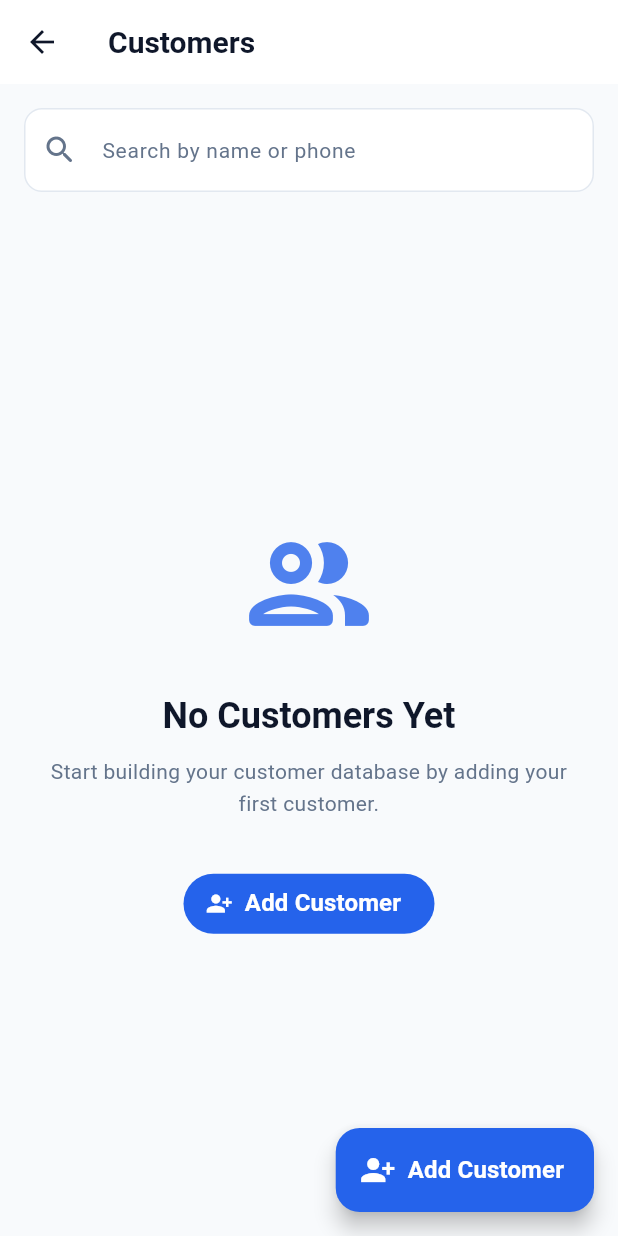
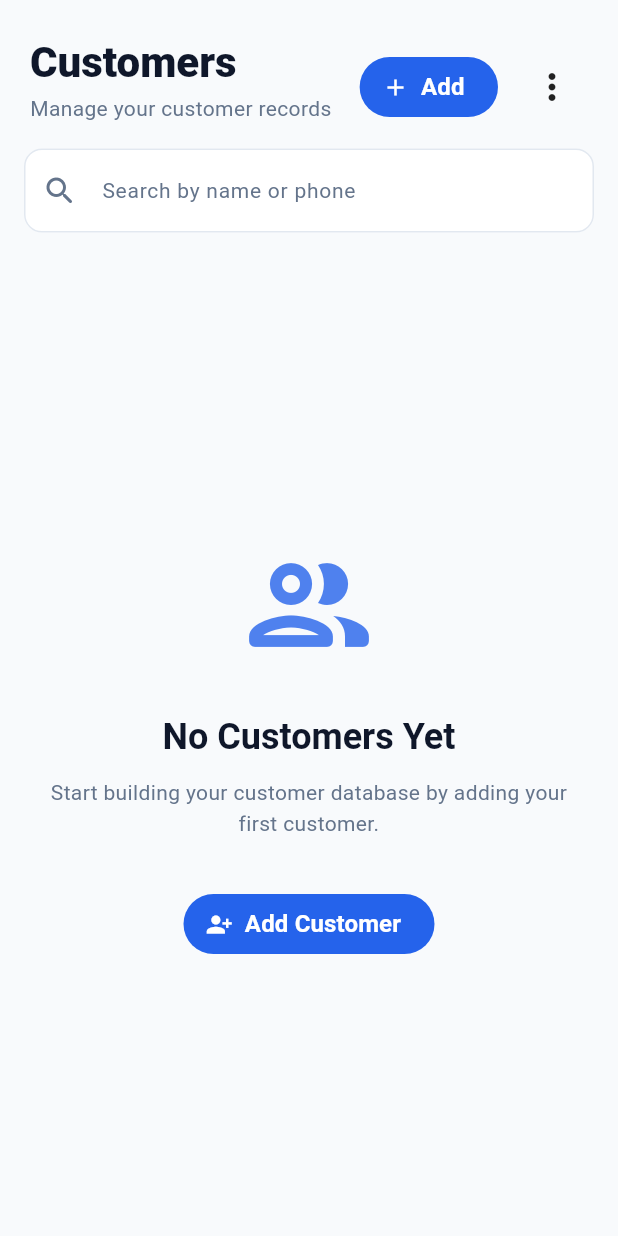
Before and after one commit to Rajeshwer-Sahani/storemate, a Flutter app: the CustomersScreen screen opened directly, on a phone screen of 412 x 824 dp. Run offline on Flutter 3.47's test engine with Material 3 defaults, Android fonts, the phone set to English and light mode, and no system bars; our stand-ins replace supabase_flutter; accounts and stored records are empty.

Commit message:
redesign customers screen with reusable module header

```diff
--- /dev/null
+++ b/lib/core/widgets/app_module_header.dart
@@ -0,0 +1,77 @@
+import 'package:flutter/material.dart';
+
+class AppModuleHeader extends StatelessWidget {
+  const AppModuleHeader({
+    super.key,
+    required this.title,
+    required this.subtitle,
+    this.actionButton,
+    this.menuButton,
+    this.padding,
+  });
+
+  final String title;
+  final String subtitle;
+
+  /// Usually a FilledButton, FilledButton.icon, etc.
+  final Widget? actionButton;
+
+  /// Usually a PopupMenuButton.
+  final Widget? menuButton;
+
+  final EdgeInsetsGeometry? padding;
+
+  @override
+  Widget build(BuildContext context) {
+    final theme = Theme.of(context);
+
+    return Padding(
+      padding: padding ?? const EdgeInsets.fromLTRB(20, 24, 20, 16),
+      child: Row(
+        crossAxisAlignment: CrossAxisAlignment.start,
+        children: [
+          Expanded(
+            child: Column(
+              crossAxisAlignment: CrossAxisAlignment.start,
+              children: [
+                Text(
+                  title,
+                  style: theme.textTheme.headlineMedium?.copyWith(
+                    fontWeight: FontWeight.w800,
+                  ),
+                ),
+
+                const SizedBox(height: 3),
+
+                Text(
+                  subtitle,
+                  maxLines: 2,
+                  overflow: TextOverflow.ellipsis,
+                  style: theme.textTheme.bodyMedium?.copyWith(
+                    color: theme.colorScheme.onSurfaceVariant,
+                  ),
+                ),
+              ],
+            ),
+          ),
+
+          if (actionButton != null || menuButton != null)
+            Padding(
+              padding: const EdgeInsets.only(top: 10),
+              child: Row(
+                mainAxisSize: MainAxisSize.min,
+                children: [
+                  if (actionButton != null) actionButton!,
+
+                  if (menuButton != null) ...[
+                    const SizedBox(width: 12),
+                    menuButton!,
+                  ],
+                ],
+              ),
+            ),
+        ],
+      ),
+    );
+  }
+}
--- a/lib/features/customers/presentation/screens/customers_screen.dart
+++ b/lib/features/customers/presentation/screens/customers_screen.dart
@@ -1,4 +1,5 @@
 import 'package:flutter/material.dart';
+import 'package:storemate/core/widgets/app_module_header.dart';
 
 import '../../data/models/customer_model.dart';
 import '../../data/services/customer_service.dart';
@@ -101,20 +102,44 @@ class _CustomersScreenState extends State<CustomersScreen> {
   @override
   Widget build(BuildContext context) {
     return Scaffold(
-      appBar: AppBar(title: const Text('Customers')),
-
-      floatingActionButton: FloatingActionButton.extended(
-        onPressed: _openAddCustomer,
-        icon: const Icon(Icons.person_add_alt_1),
-        label: const Text('Add Customer'),
-      ),
-
-      body: RefreshIndicator(
+      body: SafeArea(
+        child: RefreshIndicator(
           onRefresh: _loadCustomers,
           child: Column(
             children: [
+              AppModuleHeader(
+                title: 'Customers',
+                subtitle: 'Manage your customer records',
+
+                actionButton: SizedBox(
+
+                  child: FilledButton.icon(
+                    onPressed: _openAddCustomer,
+                    icon: const Icon(Icons.add),
+                    label: const Text('Add'),
+                  ),
+                ),
+
+                menuButton: PopupMenuButton<String>(
+                  tooltip: 'More',
+
+                  icon: const Icon(Icons.more_vert_rounded, size: 28),
+
+                  splashRadius: 22,
+
+                  onSelected: (value) {},
+
+                  itemBuilder: (context) => const [
+                    PopupMenuItem(
+                      value: 'archived',
+                      child: Text('Archived Customers'),
+                    ),
+                  ],
+                ),
+              ),
+
               Padding(
-              padding: const EdgeInsets.all(16),
+                padding: const EdgeInsets.fromLTRB(16, 0, 16, 16),
                 child: CustomerSearchBar(onChanged: _searchCustomers),
               ),
 
@@ -126,7 +151,9 @@ class _CustomersScreenState extends State<CustomersScreen> {
                     }
 
                     if (_customers.isEmpty) {
-                    return CustomerEmptyState(onAddCustomer: _openAddCustomer);
+                      return CustomerEmptyState(
+                        onAddCustomer: _openAddCustomer,
+                      );
                     }
 
                     return ListView.separated(
@@ -149,6 +176,7 @@ class _CustomersScreenState extends State<CustomersScreen> {
             ],
           ),
         ),
+      ),
     );
   }
 }
--- a/lib/features/inventory/presentation/screens/inventory_screen.dart
+++ b/lib/features/inventory/presentation/screens/inventory_screen.dart
@@ -1215,7 +1215,7 @@ class _InventoryHeader extends StatelessWidget {
                     ),
                   ];
                 },
-                icon: const Icon(Icons.more_vert_rounded),
+                icon: const Icon(Icons.more_vert_rounded, size: 28),
               ),
             ],
           ),
```
Also changed, not shown: lib/core/widgets/app_avatar.dart (added), lib/core/widgets/app_badge.dart (added), lib/core/widgets/app_bottom_sheet.dart (added), lib/core/widgets/app_confirmation_dialog.dart (added), lib/core/widgets/app_divider.dart (added), lib/core/widgets/app_empty_state.dart (added), lib/core/widgets/app_error_state.dart (added), lib/core/widgets/app_info_tile.dart (added), lib/core/widgets/app_loading_indicator.dart (added), lib/core/widgets/app_page_scaffold.dart (added), lib/core/widgets/app_search_field.dart (added), lib/core/widgets/app_section_header.dart (added), lib/core/widgets/app_stat_card.dart (added). Lines whose indentation alone changed are shown as unchanged.
